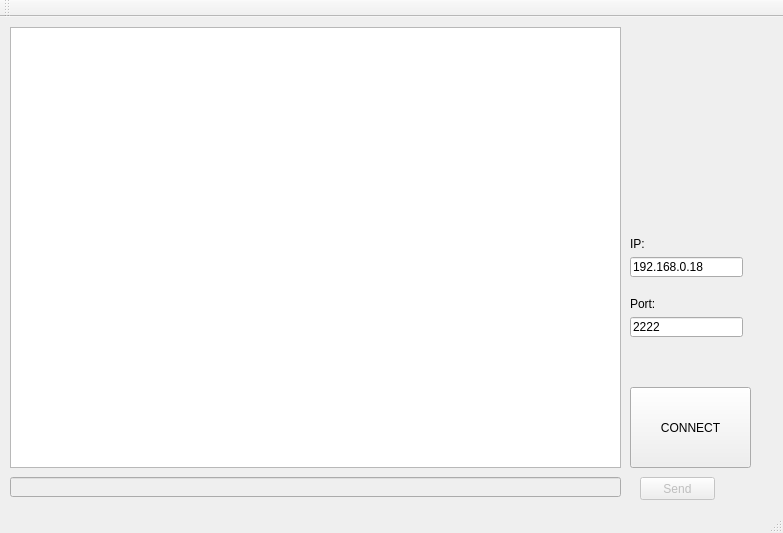
Above: qtclient/client.ui from maciejjo/poorIRC before the change. Below: the same form after it.
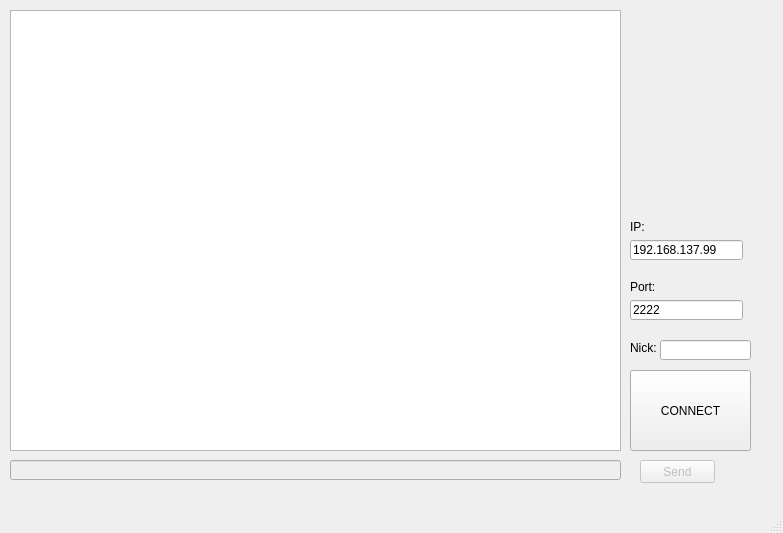
That is the form after the change.

Commit message: removed toolbar

Patch:
```diff
--- a/qtclient/client.ui
+++ b/qtclient/client.ui
@@ -124,7 +124,7 @@
      </rect>
     </property>
     <property name="text">
-     <string>192.168.0.18</string>
+     <string>192.168.137.99</string>
     </property>
    </widget>
    <widget class="QLabel" name="ipLabel">
@@ -140,14 +140,29 @@
      <string>IP:</string>
     </property>
    </widget>
-  </widget>
-  <widget class="QToolBar" name="mainToolBar">
-   <attribute name="toolBarArea">
-    <enum>TopToolBarArea</enum>
-   </attribute>
-   <attribute name="toolBarBreak">
-    <bool>false</bool>
-   </attribute>
+   <widget class="QLabel" name="nickLabel">
+    <property name="geometry">
+     <rect>
+      <x>630</x>
+      <y>340</y>
+      <width>31</width>
+      <height>16</height>
+     </rect>
+    </property>
+    <property name="text">
+     <string>Nick:</string>
+    </property>
+   </widget>
+   <widget class="QLineEdit" name="nickEdit">
+    <property name="geometry">
+     <rect>
+      <x>660</x>
+      <y>340</y>
+      <width>91</width>
+      <height>20</height>
+     </rect>
+    </property>
+   </widget>
   </widget>
   <widget class="QStatusBar" name="statusBar"/>
  </widget>
```
Left out of the diff: 3 changed lines with no effect on the pictures.
